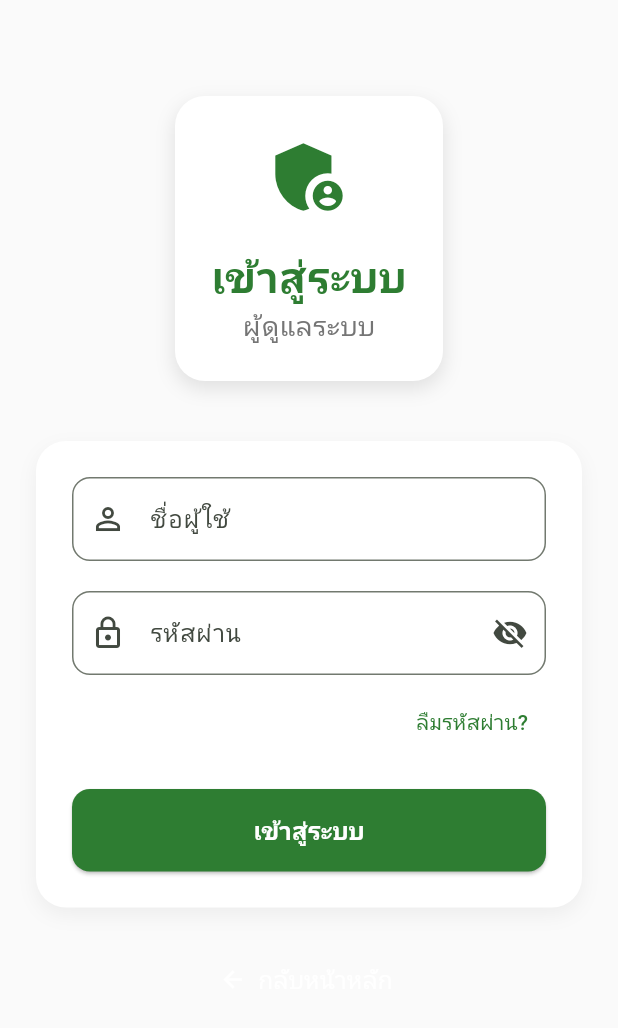
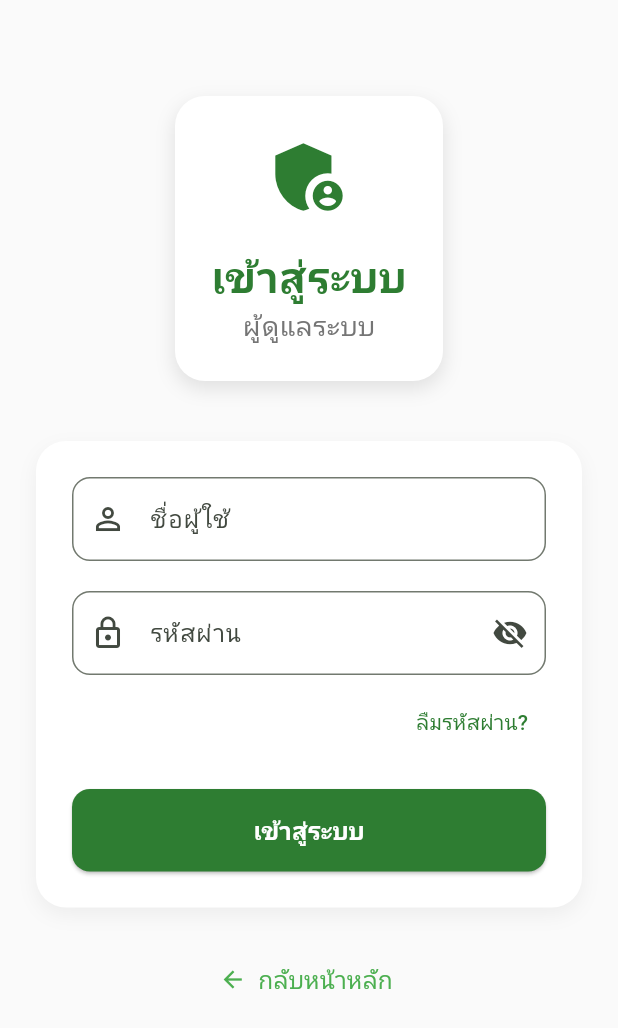
Before and after one commit to krittapat1998/eastern_mangrove_app, a Flutter app: the screen it shows after launch, after a tap on "ผู้ดูแลระบบ (Admin)", on a phone screen of 412 x 824 dp. Shown: the top 1028 px of the screen. Run offline on Flutter 3.47's test engine with Material 3 defaults, Android fonts, the light colour scheme and no system bars; our stand-ins replace flutter_map, geolocator, latlong2, shared_preferences; accounts and stored records are empty.

Commit message:
change Text Button

```diff
--- a/eastern_mangrove_app/lib/screens/auth/login_screen.dart
+++ b/eastern_mangrove_app/lib/screens/auth/login_screen.dart
@@ -256,10 +256,10 @@ class _LoginScreenState extends State<LoginScreen> {
                 // Back Button
                 TextButton.icon(
                   onPressed: () => Navigator.pop(context),
-                  icon: const Icon(Icons.arrow_back, color: Colors.white),
+                  icon: const Icon(Icons.arrow_back, color: Colors.green),
                   label: const Text(
                     'กลับหน้าหลัก',
-                    style: TextStyle(color: Colors.white, fontSize: 16),
+                    style: TextStyle(color: Colors.green, fontSize: 16),
                   ),
                 ),
               ],
```
